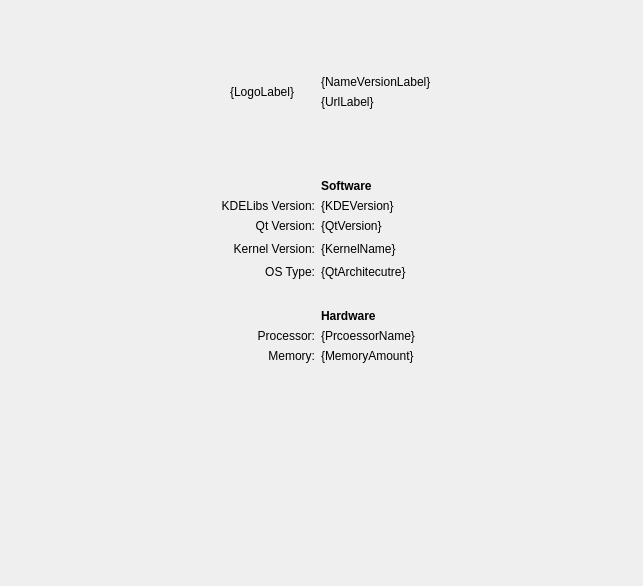
The window that src/Module.ui (KDE/kinfocenter) describes before a commit, drawn with Qt 5.
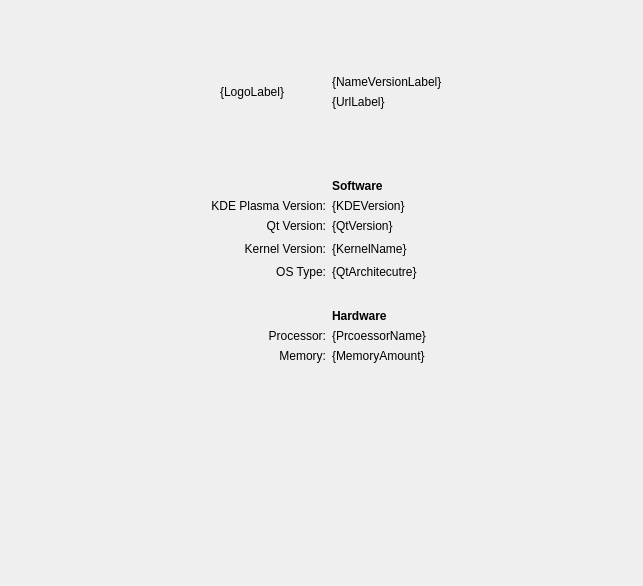
The same window after the commit.

```diff
--- a/src/Module.ui
+++ b/src/Module.ui
@@ -161,7 +161,7 @@
    <item row="5" column="1">
     <widget class="QLabel" name="kde">
      <property name="text">
-      <string>KDELibs Version:</string>
+      <string>KDE Plasma Version:</string>
      </property>
      <property name="alignment">
       <set>Qt::AlignRight|Qt::AlignTrailing|Qt::AlignVCenter</set>
```
Left out of the diff: 4 changed lines with no effect on the pictures.
